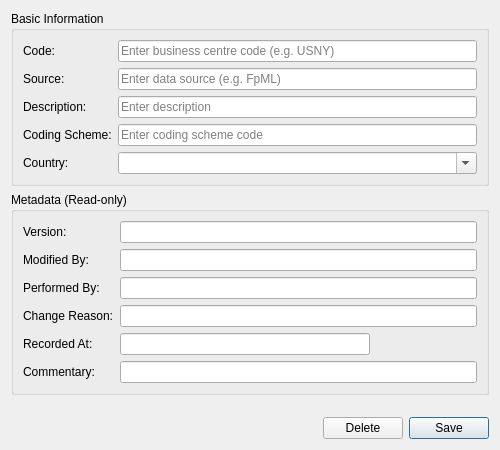
OreStudio/OreStudio, file projects/ores.qt/ui/BusinessCentreDetailDialog.ui: the form before one commit.
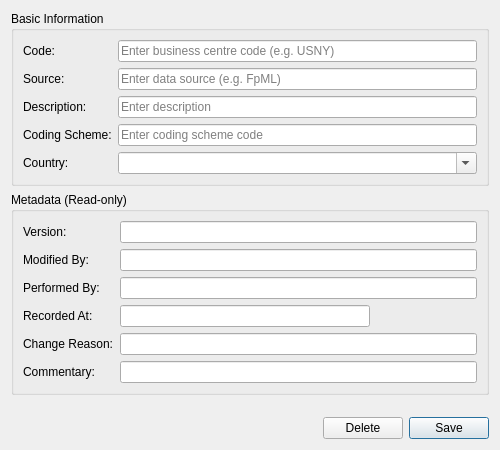
The form after the commit.

Patch:
```diff
--- a/projects/ores.qt/ui/BusinessCentreDetailDialog.ui
+++ b/projects/ores.qt/ui/BusinessCentreDetailDialog.ui
@@ -154,28 +154,28 @@
        </widget>
       </item>
 
-      <item row="3" column="0">
+      <item row="4" column="0">
        <widget class="QLabel" name="labelChangeReason">
         <property name="text">
          <string>Change Reason:</string>
         </property>
        </widget>
       </item>
-      <item row="3" column="1">
+      <item row="4" column="1">
        <widget class="QLineEdit" name="changeReasonEdit">
         <property name="readOnly">
          <bool>true</bool>
         </property>
        </widget>
       </item>
-      <item row="4" column="0">
+      <item row="3" column="0">
        <widget class="QLabel" name="labelRecordedAt">
         <property name="text">
          <string>Recorded At:</string>
         </property>
        </widget>
       </item>
-      <item row="4" column="1">
+      <item row="3" column="1">
        <widget class="QLineEdit" name="recordedAtEdit">
         <property name="readOnly">
          <bool>true</bool>
```
